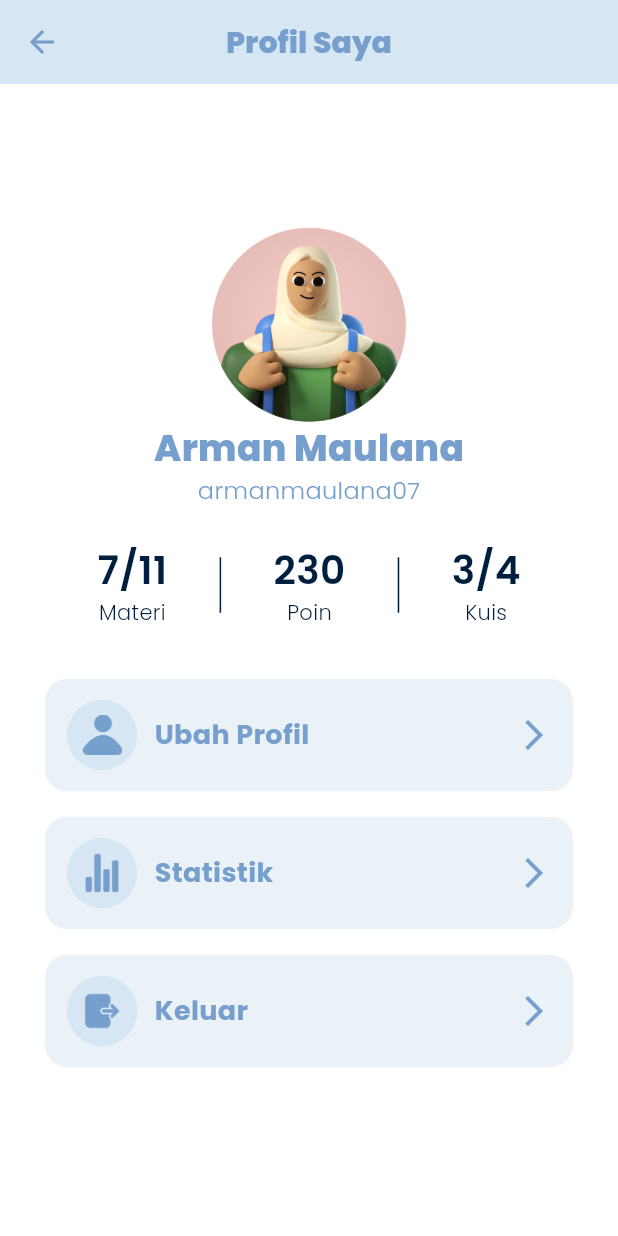
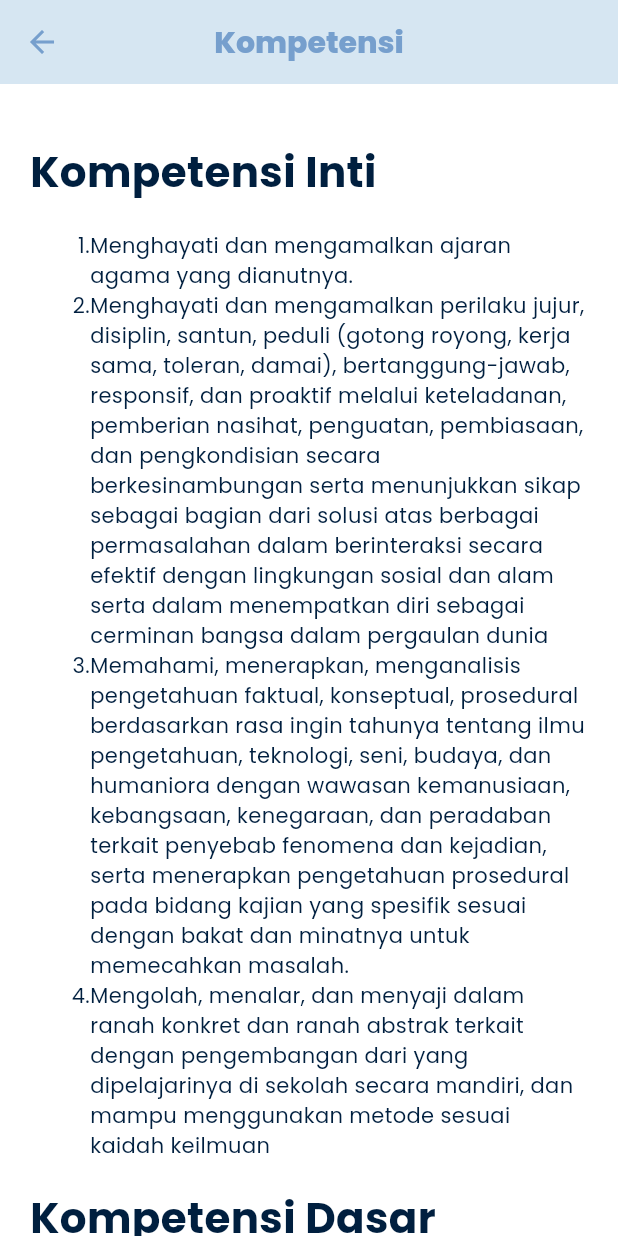
Before and after one commit to 2001arman/terralith, a Flutter app: the MainUi screen opened by its route, after a tap on "Kompetensi", on a phone screen of 412 x 824 dp. Run offline on Flutter 3.47's test engine with Material 3 defaults, Android fonts, the phone set to English and light mode, and no system bars; our stand-ins replace flutter_easyloading, flutter_widget_from_html, get, google_fonts.

Commit message:
slicing: kompetensi ui using html

```diff
--- a/lib/core/app_route.dart
+++ b/lib/core/app_route.dart
@@ -3,6 +3,8 @@ import 'package:terralith/features/presentation/auth/login/login_binding.dart';
 import 'package:terralith/features/presentation/auth/login/login_ui.dart';
 import 'package:terralith/features/presentation/auth/username/username_binding.dart';
 import 'package:terralith/features/presentation/auth/username/username_ui.dart';
+import 'package:terralith/features/presentation/main/kompetensi/kompetensi_binding.dart';
+import 'package:terralith/features/presentation/main/kompetensi/kompetensi_ui.dart';
 import 'package:terralith/features/presentation/main/main_binding.dart';
 import 'package:terralith/features/presentation/main/main_ui.dart';
 import 'package:terralith/features/presentation/main/profile/profile_binding.dart';
@@ -38,5 +40,10 @@ class AppRoute {
       page: () => StatisticUi(),
       binding: StatisticBinding(),
     ),
+    GetPage(
+      name: KompetensiUi.namePath,
+      page: () => KompetensiUi(),
+      binding: KompetensiBinding(),
+    ),
   ];
 }
--- /dev/null
+++ b/lib/features/presentation/main/kompetensi/kompetensi_binding.dart
@@ -0,0 +1,9 @@
+import 'package:get/get.dart';
+import 'package:terralith/features/presentation/main/kompetensi/kompetensi_logic.dart';
+
+class KompetensiBinding extends Bindings {
+  @override
+  void dependencies() {
+    Get.lazyPut(() => KompetensiLogic());
+  }
+}
--- /dev/null
+++ b/lib/features/presentation/main/kompetensi/kompetensi_logic.dart
@@ -0,0 +1,19 @@
+import 'package:get/get.dart';
+
+class KompetensiLogic extends GetxController {
+  String contentHtml = '''
+<h1>Kompetensi Inti</h1>
+<ol>
+  <li>Menghayati dan mengamalkan ajaran agama yang dianutnya. </li>
+  <li>Menghayati dan mengamalkan perilaku jujur, disiplin, santun, peduli (gotong royong, kerja sama, toleran, damai), bertanggung-jawab, responsif, dan proaktif melalui keteladanan, pemberian nasihat, penguatan, pembiasaan, dan pengkondisian secara berkesinambungan serta menunjukkan sikap sebagai bagian dari solusi atas berbagai permasalahan dalam berinteraksi secara efektif dengan lingkungan sosial dan alam serta dalam menempatkan diri sebagai cerminan bangsa dalam pergaulan dunia </li>
+  <li>Memahami, menerapkan, menganalisis pengetahuan faktual, konseptual, prosedural berdasarkan rasa ingin tahunya tentang ilmu pengetahuan, teknologi, seni, budaya, dan humaniora dengan wawasan kemanusiaan, kebangsaan, kenegaraan, dan peradaban terkait penyebab fenomena dan kejadian, serta menerapkan pengetahuan prosedural pada bidang kajian yang spesifik sesuai dengan bakat dan minatnya untuk memecahkan masalah. </li>
+  <li>Mengolah, menalar, dan menyaji dalam ranah konkret dan ranah abstrak terkait dengan pengembangan dari yang dipelajarinya di sekolah secara mandiri, dan mampu menggunakan metode sesuai kaidah keilmuan </li>
+</ol>
+
+<h1>Kompetensi Dasar</h1>
+<ol>
+  <li>Menganalisis dinamika litosfer dan dampaknya terhadap kehidupan</li>
+  <li>Menyajikan proses dinamika litosfer dengan menggunakan peta, bagan, gambar, tabel, grafik, video, dan/atau animasi</li>
+</ol>
+''';
+}
--- /dev/null
+++ b/lib/features/presentation/main/kompetensi/kompetensi_ui.dart
@@ -0,0 +1,52 @@
+import 'package:flutter/material.dart';
+import 'package:flutter_widget_from_html/flutter_widget_from_html.dart';
+import 'package:get/get.dart';
+import 'package:terralith/features/presentation/main/kompetensi/kompetensi_logic.dart';
+
+import '../../../../utility/shared/constants/constants_ui.dart';
+
+class KompetensiUi extends StatelessWidget {
+  static const String namePath = '/kompetensi_page';
+  final logic = Get.find<KompetensiLogic>();
+  KompetensiUi({super.key});
+
+  @override
+  Widget build(BuildContext context) {
+    return Scaffold(
+      backgroundColor: kWhiteColor,
+      appBar: AppBar(
+        iconTheme: IconThemeData(color: kBlueColor),
+        backgroundColor: kBlueSemiLightColor,
+        shadowColor: kBlackColor.withOpacity(0.25),
+        title: Text(
+          'Kompetensi',
+          style: blueTextStyle.copyWith(fontSize: 20, fontWeight: extraBold),
+        ),
+        centerTitle: true,
+      ),
+      body: ListView(
+        padding: const EdgeInsets.all(20),
+        children: [
+          HtmlWidget(
+            logic.contentHtml,
+            customStylesBuilder: (element) {
+              if (element.localName == 'h1') {
+                return {
+                  'color': '#769FCD',
+                  'font-size': '24px',
+                };
+              }
+              if (element.localName == 'li') {
+                return {'font-size': '14px'};
+              }
+              return {
+                'text-align': 'justify',
+              };
+            },
+            textStyle: blackTextStyle,
+          ),
+        ],
+      ),
+    );
+  }
+}
--- a/lib/features/presentation/main/main_state.dart
+++ b/lib/features/presentation/main/main_state.dart
@@ -1,3 +1,4 @@
+import 'package:terralith/features/presentation/main/kompetensi/kompetensi_ui.dart';
 import 'package:terralith/features/presentation/main/profile/profile_ui.dart';
 
 class MainState {
@@ -5,7 +6,7 @@ class MainState {
     HomeItemModel(
       name: 'Kompetensi',
       icon: 'assets/icons/kompetensi.png',
-      path: ProfileUi.namePath,
+      path: KompetensiUi.namePath,
     ),
     HomeItemModel(
       name: 'Materi',
--- a/lib/main.dart
+++ b/lib/main.dart
@@ -1,6 +1,5 @@
 import 'package:flutter/material.dart';
 import 'package:flutter_easyloading/flutter_easyloading.dart';
-import 'package:fluttertoast/fluttertoast.dart';
 import 'package:get/get.dart';
 import 'package:terralith/core/app_route.dart';
 import 'package:terralith/features/presentation/auth/username/username_binding.dart';
@@ -20,8 +19,6 @@ class MainApp extends StatelessWidget {
       initialRoute: AppRoute.initialRoute,
       initialBinding: UsernameBinding(),
       builder: (context, child) {
-        FToast().init(context);
-
         child = EasyLoading.init()(context, child);
         return MediaQuery(data: MediaQuery.of(context), child: child);
       },
--- a/pubspec.yaml
+++ b/pubspec.yaml
@@ -13,8 +13,8 @@ dependencies:
   google_fonts: ^6.2.1
   get: ^4.6.6
 
-  fluttertoast: ^8.2.8
   flutter_easyloading: ^3.0.5
+  flutter_widget_from_html: ^0.15.3
 
 dev_dependencies:
   flutter_test:
```
Also changed, not shown: pubspec.lock, 5 other files.
